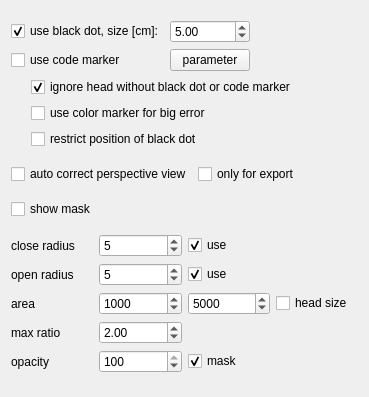
Above: ui/multiColorMarker.ui from ped-dyn-emp/PeTrack before the change. Below: the same form after it.
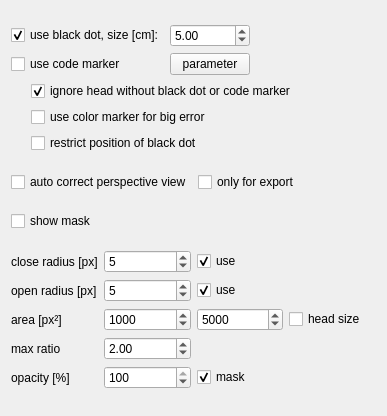
That is the form after the change.

Commit message: Addition of tooltips and units in MultiColorMarker.ui

Diff of the .ui file:
```diff
--- a/ui/multiColorMarker.ui
+++ b/ui/multiColorMarker.ui
@@ -6,8 +6,8 @@
    <rect>
     <x>0</x>
     <y>0</y>
-    <width>369</width>
-    <height>397</height>
+    <width>387</width>
+    <height>416</height>
    </rect>
   </property>
   <layout class="QVBoxLayout" name="verticalLayout">
@@ -181,7 +181,7 @@
      <item row="1" column="0">
       <widget class="QLabel" name="label">
        <property name="text">
-        <string>close radius</string>
+        <string>close radius [px]</string>
        </property>
       </widget>
      </item>
@@ -207,7 +207,7 @@
      <item row="2" column="0">
       <widget class="QLabel" name="label_2">
        <property name="text">
-        <string>open radius</string>
+        <string>open radius [px]</string>
        </property>
       </widget>
      </item>
@@ -243,7 +243,7 @@
      <item row="3" column="0">
       <widget class="QLabel" name="label_3">
        <property name="text">
-        <string>area</string>
+        <string>area [px²]</string>
        </property>
       </widget>
      </item>
@@ -276,7 +276,7 @@
      <item row="8" column="0">
       <widget class="QLabel" name="label_5">
        <property name="text">
-        <string>opacity</string>
+        <string>opacity [%]</string>
        </property>
       </widget>
      </item>
```
Left out of the diff: 49 changed lines with no effect on the pictures.
